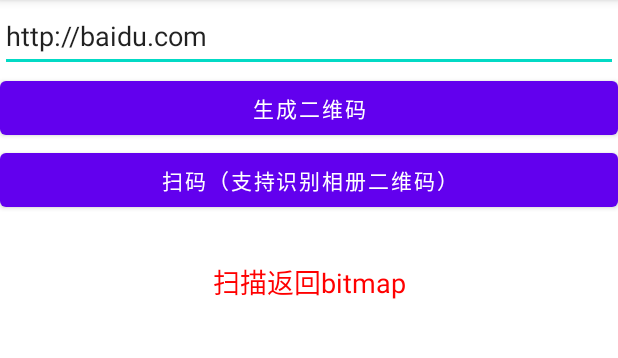
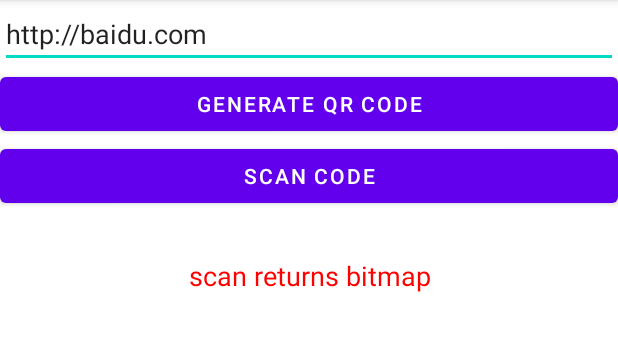
Before and after one commit to CMPUT301W23T38/QRMonsters, an Android app: the Scan_QR screen opened directly, with no data from a screen before it, on a phone screen of 412 x 824 dp, the part 84-442 px from its top. Run offline under Robolectric (Android 15) with nearby library versions, the phone set to English and light mode, and no system bars.

Commit message:
chinese -> english
Google translated to english

```diff
--- a/app/src/main/java/com/example/qrmonsters/Scan_QR.java
+++ b/app/src/main/java/com/example/qrmonsters/Scan_QR.java
@@ -97,8 +97,8 @@ public class Scan_QR extends AppCompatActivity implements View.OnClickListener {
 
             String result = data.getStringExtra(CaptureActivity.SCAN_QRCODE_RESULT);
             Bitmap bitmap = data.getParcelableExtra(CaptureActivity.SCAN_QRCODE_BITMAP);
-            mTvResult.setText("扫码结果："+result);
-            showToast("扫码结果：" + result);
+            mTvResult.setText("scan result："+result);
+            showToast("scan result：" + result);
             if(bitmap != null){
                 mImageCallback.setImageBitmap(bitmap);//现实扫码图片
             }
--- a/app/src/main/res/layout/activity_scan_qr.xml
+++ b/app/src/main/res/layout/activity_scan_qr.xml
@@ -8,20 +8,20 @@
         android:id="@+id/et"
         android:layout_width="match_parent"
         android:layout_height="wrap_content"
-        android:hint="输入内容，生成二维码"
+        android:hint="Enter content and generate QR code"
         android:text="http://baidu.com" />
 
     <Button
         android:id="@+id/btn2"
         android:layout_width="match_parent"
         android:layout_height="wrap_content"
-        android:text="生成二维码" />
+        android:text="Generate QR code" />
 
     <Button
         android:id="@+id/btn1"
         android:layout_width="match_parent"
         android:layout_height="wrap_content"
-        android:text="扫码（支持识别相册二维码）" />
+        android:text="Scan code" />
 
     <ImageView
         android:id="@+id/image"
@@ -32,7 +32,7 @@
 
     <TextView
         android:id="@+id/tv_result"
-        android:text="扫描返回bitmap"
+        android:text="scan returns bitmap"
         android:gravity="center"
         android:textSize="18sp"
         android:textColor="#FF0000"
```
